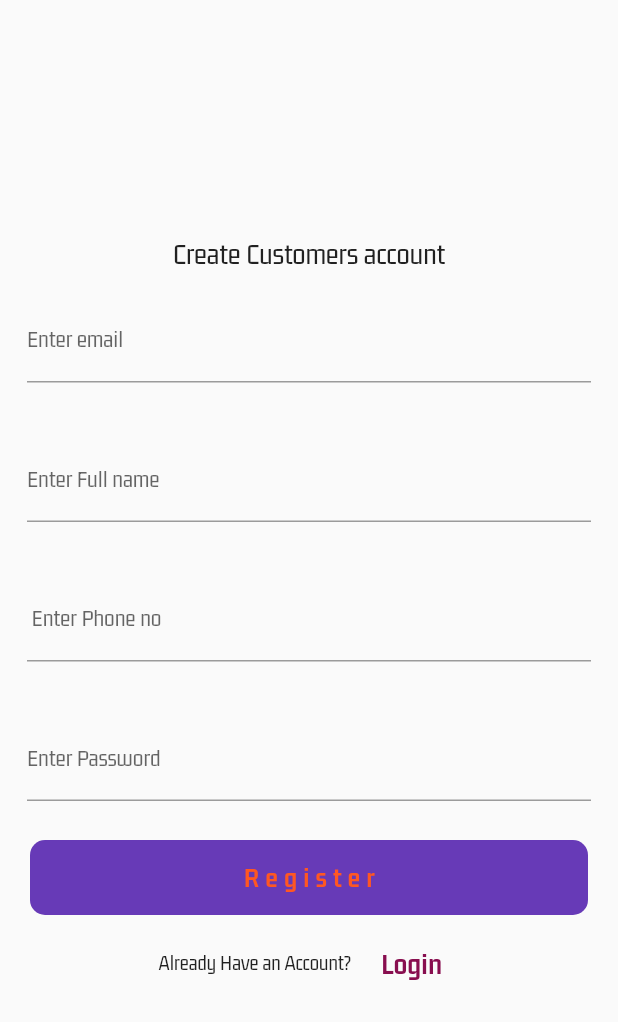
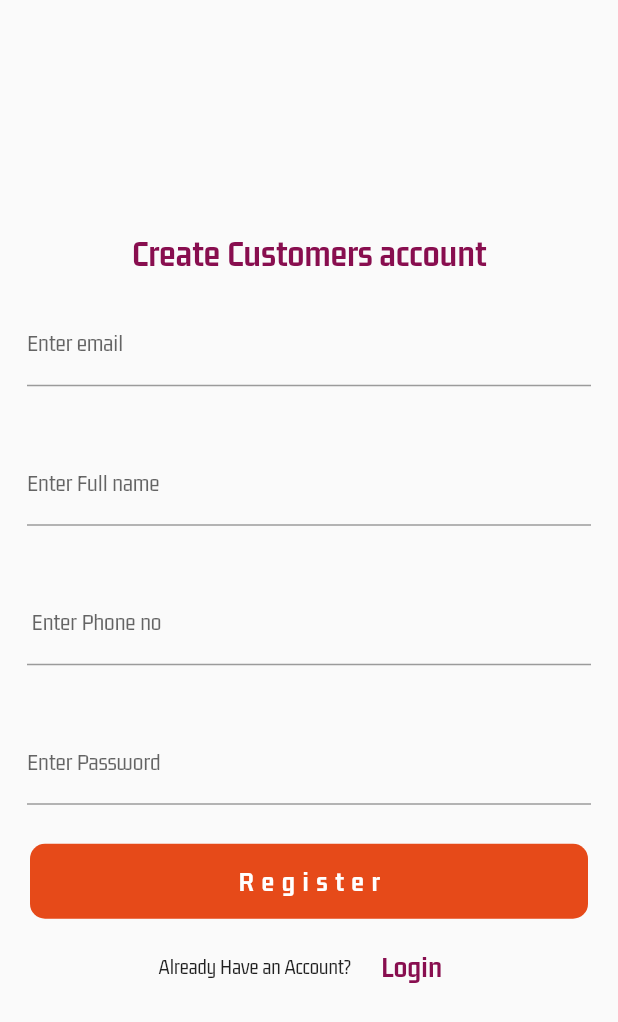
Before and after one commit to RanaKirtan-bit/CNC, a Flutter app: the screen it shows after launch, after a tap on "Login", after a tap on "Register", on a phone screen of 412 x 824 dp. Shown: the top 1022 px of the screen. Run offline on Flutter 3.47's test engine with Material 2 defaults, Android fonts, the phone set to English and light mode, and no system bars; our stand-ins replace cloud_firestore, firebase_auth, firebase_core, flutter_svg; accounts and stored records are empty; project files that could hold a hidden picture were left out.

```diff
--- a/lib/views/buyers/auth/login_screen.dart
+++ b/lib/views/buyers/auth/login_screen.dart
@@ -51,8 +51,9 @@ class _LoginScreenState extends State<LoginScreen> {
                 Text(
                   'Login Costomer''s account',
                   style: TextStyle(
+                    fontSize: 25,
+                    color: Colors.pink.shade900,
                     fontWeight: FontWeight.bold,
-                    fontSize: 20,
                   ),
 
                 ),
@@ -128,7 +129,9 @@ class _LoginScreenState extends State<LoginScreen> {
                       child: Text('Login',
                        style: TextStyle(
                          letterSpacing: 5,
+                         fontSize: 19,
                          color: Colors.white,
+                         fontWeight: FontWeight.bold,
                        ),
                       ),
                     ),
--- a/lib/views/buyers/auth/register_screen.dart
+++ b/lib/views/buyers/auth/register_screen.dart
@@ -56,7 +56,10 @@ class _RegisterScreenState extends State<RegisterScreen> {
               mainAxisAlignment: MainAxisAlignment.center,
               children: [
                 Text('Create Customer''s account',
-                style: TextStyle(fontSize: 20,
+                style: TextStyle(
+                  fontSize: 25,
+                  color: Colors.pink.shade900,
+                  fontWeight: FontWeight.bold,
                 ),
                 ),
                 Padding(
@@ -161,7 +164,7 @@ class _RegisterScreenState extends State<RegisterScreen> {
                     },
                     child: Container(
                       width: MediaQuery.of(context).size.width -40,height: 50, decoration: BoxDecoration(
-                          color: Colors.deepPurple.shade500,
+                      color: Colors.deepOrange.shade700,
                           borderRadius: BorderRadius.circular(10),
 
                     ),
@@ -170,10 +173,11 @@ class _RegisterScreenState extends State<RegisterScreen> {
                         child: _isLoading ? CircularProgressIndicator(
                               color: Colors.indigoAccent.shade700,
                         ): Text('Register',
-                          style: TextStyle(color: Colors.deepOrange,
+                          style: TextStyle(
+                            color: Colors.white,
                               fontSize: 19,
                               fontWeight: FontWeight.bold,
-                              letterSpacing: 4,
+                              letterSpacing: 5,
                           ),
                         ),
                       ),
--- a/pubspec.yaml
+++ b/pubspec.yaml
@@ -101,7 +101,7 @@ flutter:
       fonts:
         - asset: assets/fonts/GemunuLibre-VariableFont_wght.ttf
 
-          weight: 700
+          weight: 900
 
   #
   # For details regarding fonts from package dependencies,
```
